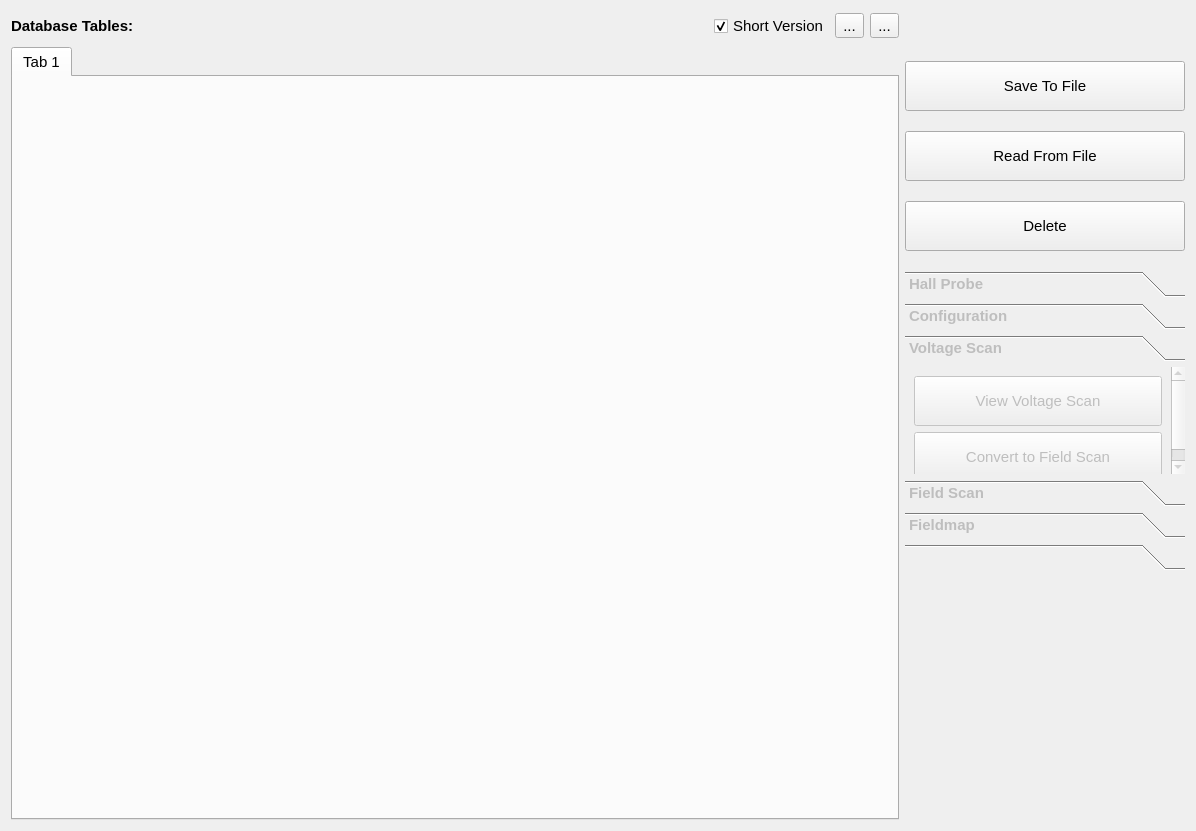
lnls-ima/hall-bench-control, file hallbench/gui/ui/databasewidget.ui: the form before one commit.
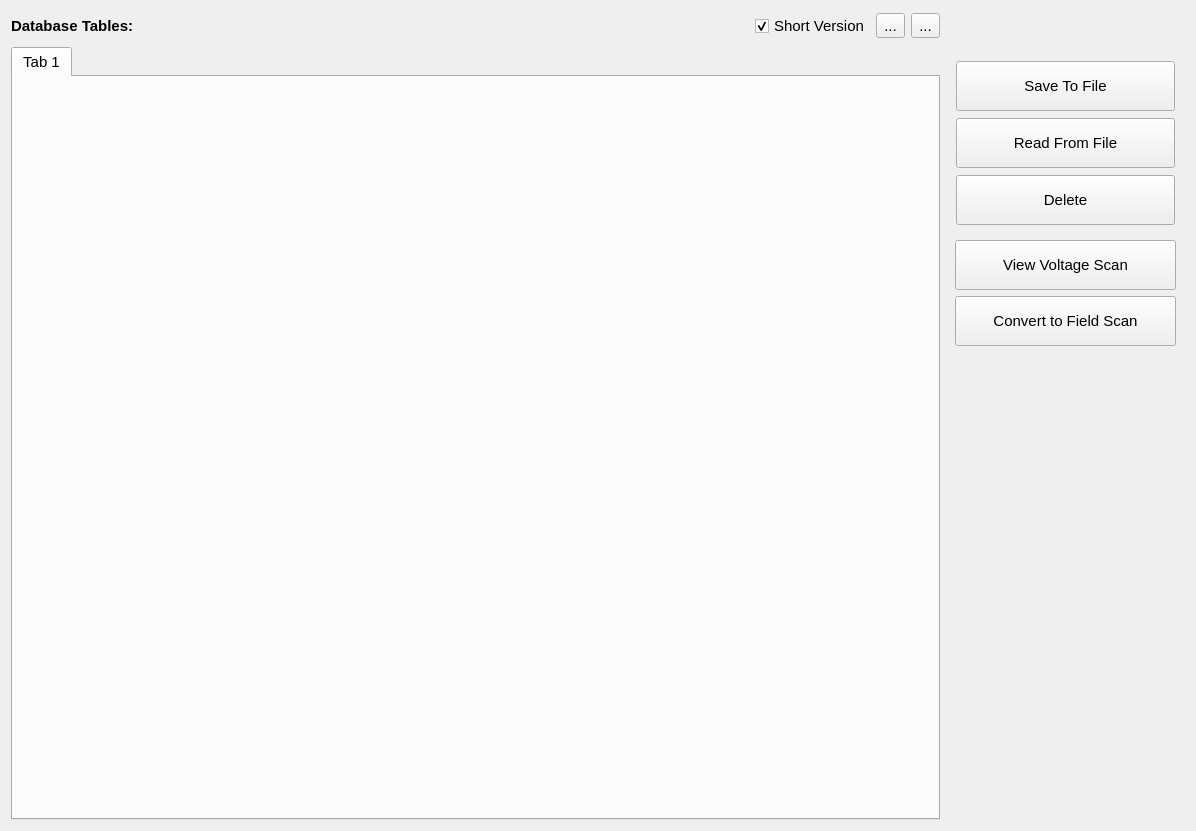
The form after the commit. The open tabs and pages were chosen to show the change. Icons and pictures are not drawn.

The edit to the form file:
```diff
--- a/hallbench/gui/ui/databasewidget.ui
+++ b/hallbench/gui/ui/databasewidget.ui
@@ -18,12 +18,95 @@
   <property name="windowTitle">
    <string>Database</string>
   </property>
-  <layout class="QGridLayout" name="gridLayout">
+  <layout class="QGridLayout" name="gridLayout_6">
+   <item row="0" column="0">
+    <layout class="QHBoxLayout" name="horizontalLayout">
+     <item>
+      <widget class="QLabel" name="label">
+       <property name="sizePolicy">
+        <sizepolicy hsizetype="Maximum" vsizetype="Maximum">
+         <horstretch>0</horstretch>
+         <verstretch>0</verstretch>
+        </sizepolicy>
+       </property>
+       <property name="minimumSize">
+        <size>
+         <width>0</width>
+         <height>30</height>
+        </size>
+       </property>
+       <property name="font">
+        <font>
+         <weight>75</weight>
+         <bold>true</bold>
+        </font>
+       </property>
+       <property name="text">
+        <string>Database Tables:</string>
+       </property>
+      </widget>
+     </item>
+     <item>
+      <spacer name="horizontalSpacer">
+       <property name="orientation">
+        <enum>Qt::Horizontal</enum>
+       </property>
+       <property name="sizeHint" stdset="0">
+        <size>
+         <width>40</width>
+         <height>20</height>
+        </size>
+       </property>
+      </spacer>
+     </item>
+     <item>
+      <widget class="QCheckBox" name="chb_short_version">
+       <property name="text">
+        <string>Short Version</string>
+       </property>
+       <property name="checked">
+        <bool>true</bool>
+       </property>
+      </widget>
+     </item>
+     <item>
+      <widget class="QToolButton" name="tbt_refresh">
+       <property name="text">
+        <string>...</string>
+       </property>
+       <property name="icon">
+        <iconset>
+         <normaloff>../../resources/img/refresh.svg</normaloff>../../resources/img/refresh.svg</iconset>
+       </property>
+       <property name="iconSize">
+        <size>
+         <width>24</width>
+         <height>24</height>
+        </size>
+       </property>
+      </widget>
+     </item>
+     <item>
+      <widget class="QToolButton" name="tbt_clear">
+       <property name="text">
+        <string>...</string>
+       </property>
+       <property name="icon">
+        <iconset>
+         <normaloff>../../resources/img/clear.svg</normaloff>../../resources/img/clear.svg</iconset>
+       </property>
+       <property name="iconSize">
+        <size>
+         <width>24</width>
+         <height>24</height>
+        </size>
+       </property>
+      </widget>
+     </item>
+    </layout>
+   </item>
    <item row="0" column="1" rowspan="2">
-    <layout class="QVBoxLayout" name="verticalLayout">
-     <property name="spacing">
-      <number>20</number>
-     </property>
+    <layout class="QVBoxLayout" name="verticalLayout_2">
      <item>
       <spacer name="verticalSpacer_3">
        <property name="orientation">
@@ -41,95 +124,107 @@
       </spacer>
      </item>
      <item>
-      <widget class="QPushButton" name="pbt_save">
-       <property name="minimumSize">
-        <size>
-         <width>0</width>
-         <height>50</height>
-        </size>
+      <layout class="QVBoxLayout" name="verticalLayout">
+       <property name="spacing">
+        <number>7</number>
        </property>
-       <property name="text">
-        <string>Save To File</string>
+       <property name="leftMargin">
+        <number>10</number>
        </property>
-       <property name="icon">
-        <iconset>
-         <normaloff>../../resources/img/save.png</normaloff>../../resources/img/save.png</iconset>
+       <property name="topMargin">
+        <number>0</number>
        </property>
-      </widget>
-     </item>
-     <item>
-      <widget class="QPushButton" name="pbt_read">
-       <property name="minimumSize">
-        <size>
-         <width>0</width>
-         <height>50</height>
-        </size>
+       <property name="rightMargin">
+        <number>10</number>
        </property>
-       <property name="text">
-        <string>Read From File</string>
+       <property name="bottomMargin">
+        <number>0</number>
        </property>
-       <property name="icon">
-        <iconset>
-         <normaloff>../../resources/img/database_add.png</normaloff>../../resources/img/database_add.png</iconset>
-       </property>
-      </widget>
+       <item>
+        <widget class="QPushButton" name="pbt_save">
+         <property name="minimumSize">
+          <size>
+           <width>0</width>
+           <height>50</height>
+          </size>
+         </property>
+         <property name="text">
+          <string>Save To File</string>
+         </property>
+         <property name="icon">
+          <iconset>
+           <normaloff>../../resources/img/save.svg</normaloff>../../resources/img/save.svg</iconset>
+         </property>
+         <property name="iconSize">
+          <size>
+           <width>24</width>
+           <height>24</height>
+          </size>
+         </property>
+        </widget>
+       </item>
+       <item>
+        <widget class="QPushButton" name="pbt_read">
+         <property name="minimumSize">
+          <size>
+           <width>0</width>
+           <height>50</height>
+          </size>
+         </property>
+         <property name="text">
+          <string>Read From File</string>
+         </property>
+         <property name="icon">
+          <iconset>
+           <normaloff>../../resources/img/database_plus.svg</normaloff>../../resources/img/database_plus.svg</iconset>
+         </property>
+         <property name="iconSize">
+          <size>
+           <width>24</width>
+           <height>24</height>
+          </size>
+         </property>
+        </widget>
+       </item>
+       <item>
+        <widget class="QPushButton" name="pbt_delete">
+         <property name="minimumSize">
+          <size>
+           <width>0</width>
+           <height>50</height>
+          </size>
+         </property>
+         <property name="text">
+          <string>Delete</string>
+         </property>
+         <property name="icon">
+          <iconset>
+           <normaloff>../../resources/img/close.svg</normaloff>../../resources/img/close.svg</iconset>
+         </property>
+         <property name="iconSize">
+          <size>
+           <width>24</width>
+           <height>24</height>
+          </size>
+         </property>
+        </widget>
+       </item>
+      </layout>
      </item>
      <item>
-      <widget class="QPushButton" name="pbt_delete">
-       <property name="minimumSize">
-        <size>
-         <width>0</width>
-         <height>50</height>
-        </size>
-       </property>
-       <property name="text">
-        <string>Delete</string>
-       </property>
-       <property name="icon">
-        <iconset>
-         <normaloff>../../resources/img/delete.png</normaloff>../../resources/img/delete.png</iconset>
-       </property>
-      </widget>
-     </item>
-     <item>
-      <widget class="QToolBox" name="buttons_tbx">
-       <property name="enabled">
-        <bool>false</bool>
-       </property>
+      <widget class="QStackedWidget" name="stw_buttons">
        <property name="sizePolicy">
         <sizepolicy hsizetype="Maximum" vsizetype="Preferred">
          <horstretch>0</horstretch>
          <verstretch>0</verstretch>
         </sizepolicy>
        </property>
-       <property name="minimumSize">
-        <size>
-         <width>280</width>
-         <height>0</height>
-        </size>
-       </property>
-       <property name="font">
-        <font>
-         <weight>75</weight>
-         <bold>true</bold>
-        </font>
-       </property>
        <property name="currentIndex">
-        <number>5</number>
+        <number>0</number>
        </property>
+       <widget class="QWidget" name="pg_empty"/>
        <widget class="QWidget" name="pg_hall_probe">
-        <property name="geometry">
-         <rect>
-          <x>0</x>
-          <y>0</y>
-          <width>280</width>
-          <height>69</height>
-         </rect>
-        </property>
-        <attribute name="label">
-         <string>Hall Probe</string>
-        </attribute>
-        <layout class="QGridLayout" name="gridLayout_10">
+        <layout class="QGridLayout" name="gridLayout">
          <item row="0" column="0">
           <widget class="QPushButton" name="pbt_view_hall_probe">
            <property name="minimumSize">
@@ -149,35 +244,37 @@
            </property>
            <property name="icon">
             <iconset>
-             <normaloff>../../resources/img/search.png</normaloff>../../resources/img/search.png</iconset>
+             <normaloff>../../resources/img/search.svg</normaloff>../../resources/img/search.svg</iconset>
            </property>
            <property name="iconSize">
             <size>
-             <width>20</width>
-             <height>20</height>
+             <width>24</width>
+             <height>24</height>
             </size>
            </property>
           </widget>
          </item>
+         <item row="1" column="0">
+          <spacer name="verticalSpacer_2">
+           <property name="orientation">
+            <enum>Qt::Vertical</enum>
+           </property>
+           <property name="sizeHint" stdset="0">
+            <size>
+             <width>20</width>
+             <height>40</height>
+            </size>
+           </property>
+          </spacer>
+         </item>
         </layout>
        </widget>
        <widget class="QWidget" name="pg_configuration">
-        <property name="geometry">
-         <rect>
-          <x>0</x>
-          <y>0</y>
-          <width>280</width>
-          <height>69</height>
-         </rect>
-        </property>
-        <attribute name="label">
-         <string>Configuration</string>
-        </attribute>
-        <layout class="QGridLayout" name="gridLayout_4">
+        <layout class="QGridLayout" name="gridLayout_2">
          <item row="0" column="0">
           <widget class="QPushButton" name="pbt_remove_unused_configurations">
            <property name="enabled">
-            <bool>false</bool>
+            <bool>true</bool>
            </property>
            <property name="minimumSize">
             <size>
@@ -196,60 +293,33 @@
            </property>
            <property name="icon">
             <iconset>
-             <normaloff>../../resources/img/clear.png</normaloff>../../resources/img/clear.png</iconset>
+             <normaloff>../../resources/img/clear.svg</normaloff>../../resources/img/clear.svg</iconset>
            </property>
            <property name="iconSize">
             <size>
-             <width>20</width>
-             <height>20</height>
+             <width>24</width>
+             <height>24</height>
             </size>
            </property>
           </widget>
          </item>
+         <item row="1" column="0">
+          <spacer name="verticalSpacer_4">
+           <property name="orientation">
+            <enum>Qt::Vertical</enum>
+           </property>
+           <property name="sizeHint" stdset="0">
+            <size>
+             <width>20</width>
+             <height>40</height>
+            </size>
+           </property>
+          </spacer>
+         </item>
         </layout>
        </widget>
        <widget class="QWidget" name="pg_voltage_scan">
-        <property name="geometry">
-         <rect>
-          <x>0</x>
-          <y>0</y>
-          <width>263</width>
-          <height>124</height>
-         </rect>
-        </property>
-        <attribute name="label">
-         <string>Voltage Scan</string>
-        </attribute>
-        <layout class="QGridLayout" name="gridLayout_2">
-         <item row="0" column="0">
-          <widget class="QPushButton" name="pbt_view_voltage_scan">
-           <property name="minimumSize">
-            <size>
-             <width>0</width>
-             <height>50</height>
-            </size>
-           </property>
-           <property name="font">
-            <font>
-             <weight>50</weight>
-             <bold>false</bold>
-            </font>
-           </property>
-           <property name="text">
-            <string>View Voltage Scan</string>
-           </property>
-           <property name="icon">
-            <iconset>
-             <normaloff>../../resources/img/curve.png</normaloff>../../resources/img/curve.png</iconset>
-           </property>
-           <property name="iconSize">
-            <size>
-             <width>20</width>
-             <height>20</height>
-            </size>
-           </property>
-          </widget>
-         </item>
+        <layout class="QGridLayout" name="gridLayout_3">
          <item row="1" column="0">
           <widget class="QPushButton" name="pbt_convert_to_field_scan">
            <property name="minimumSize">
@@ -269,60 +339,62 @@
            </property>
            <property name="icon">
             <iconset>
-             <normaloff>../../resources/img/Send.png</normaloff>../../resources/img/Send.png</iconset>
+             <normaloff>../../resources/img/send.svg</normaloff>../../resources/img/send.svg</iconset>
            </property>
            <property name="iconSize">
+            <size>
+             <width>24</width>
+             <height>24</height>
+            </size>
+           </property>
+          </widget>
+         </item>
+         <item row="0" column="0">
+          <widget class="QPushButton" name="pbt_view_voltage_scan">
+           <property name="minimumSize">
+            <size>
+             <width>0</width>
+             <height>50</height>
+            </size>
+           </property>
+           <property name="font">
+            <font>
+             <weight>50</weight>
+             <bold>false</bold>
+            </font>
+           </property>
+           <property name="text">
+            <string>View Voltage Scan</string>
+           </property>
+           <property name="icon">
+            <iconset>
+             <normaloff>../../resources/img/search.svg</normaloff>../../resources/img/search.svg</iconset>
+           </property>
+           <property name="iconSize">
+            <size>
+             <width>24</width>
+             <height>24</height>
+            </size>
+           </property>
+          </widget>
+         </item>
+         <item row="2" column="0">
+          <spacer name="verticalSpacer_5">
+           <property name="orientation">
+            <enum>Qt::Vertical</enum>
+           </property>
+           <property name="sizeHint" stdset="0">
             <size>
              <width>20</width>
-             <height>20</height>
+             <height>40</height>
             </size>
            </property>
-          </widget>
+          </spacer>
          </item>
         </layout>
        </widget>
        <widget class="QWidget" name="pg_field_scan">
-        <property name="geometry">
-         <rect>
-          <x>0</x>
-          <y>0</y>
-          <width>263</width>
-          <height>124</height>
-         </rect>
-        </property>
-        <attribute name="label">
-         <string>Field Scan</string>
-        </attribute>
-        <layout class="QGridLayout" name="gridLayout_3">
-         <item row="0" column="0">
-          <widget class="QPushButton" name="pbt_view_field_scan">
-           <property name="minimumSize">
-            <size>
-             <width>0</width>
-             <height>50</height>
-            </size>
-           </property>
-           <property name="font">
-            <font>
-             <weight>50</weight>
-             <bold>false</bold>
-            </font>
-           </property>
-           <property name="text">
-            <string>View Field Scan</string>
-           </property>
-           <property name="icon">
-            <iconset>
-             <normaloff>../../resources/img/curve.png</normaloff>../../resources/img/curve.png</iconset>
-           </property>
-           <property name="iconSize">
-            <size>
-             <width>20</width>
-             <height>20</height>
-            </size>
-           </property>
-          </widget>
-         </item>
+        <layout class="QGridLayout" name="gridLayout_4">
          <item row="1" column="0">
           <widget class="QPushButton" name="pbt_create_fieldmap">
            <property name="minimumSize">
@@ -342,35 +414,66 @@
            </property>
            <property name="icon">
             <iconset>
-             <normaloff>../../resources/img/map.png</normaloff>../../resources/img/map.png</iconset>
+             <normaloff>../../resources/img/map_plus.svg</normaloff>../../resources/img/map_plus.svg</iconset>
            </property>
            <property name="iconSize">
+            <size>
+             <width>24</width>
+             <height>24</height>
+            </size>
+           </property>
+          </widget>
+         </item>
+         <item row="0" column="0">
+          <widget class="QPushButton" name="pbt_view_field_scan">
+           <property name="minimumSize">
+            <size>
+             <width>0</width>
+             <height>50</height>
+            </size>
+           </property>
+           <property name="font">
+            <font>
+             <weight>50</weight>
+             <bold>false</bold>
+            </font>
+           </property>
+           <property name="text">
+            <string>View Field Scan</string>
+           </property>
+           <property name="icon">
+            <iconset>
+             <normaloff>../../resources/img/search.svg</normaloff>../../resources/img/search.svg</iconset>
+           </property>
+           <property name="iconSize">
+            <size>
+             <width>24</width>
+             <height>24</height>
+            </size>
+           </property>
+          </widget>
+         </item>
+         <item row="2" column="0">
+          <spacer name="verticalSpacer_6">
+           <property name="orientation">
+            <enum>Qt::Vertical</enum>
+           </property>
+           <property name="sizeHint" stdset="0">
             <size>
              <width>20</width>
-             <height>20</height>
+             <height>40</height>
             </size>
            </property>
-          </widget>
+          </spacer>
          </item>
         </layout>
        </widget>
        <widget class="QWidget" name="pg_fieldmap">
-        <property name="geometry">
-         <rect>
-          <x>0</x>
-          <y>0</y>
-          <width>280</width>
-          <height>69</height>
-         </rect>
-        </property>
-        <attribute name="label">
-         <string>Fieldmap</string>
-        </attribute>
-        <layout class="QGridLayout" name="gridLayout_6">
+        <layout class="QGridLayout" name="gridLayout_5">
          <item row="0" column="0">
           <widget class="QPushButton" name="pbt_view_fieldmap">
            <property name="enabled">
-            <bool>false</bool>
+            <bool>true</bool>
            </property>
            <property name="minimumSize">
             <size>
@@ -389,133 +492,31 @@
            </property>
            <property name="icon">
             <iconset>
-             <normaloff>../../resources/img/search.png</normaloff>../../resources/img/search.png</iconset>
+             <normaloff>../../resources/img/search.svg</normaloff>../../resources/img/search.svg</iconset>
            </property>
            <property name="iconSize">
             <size>
-             <width>20</width>
-             <height>20</height>
+             <width>24</width>
+             <height>24</height>
             </size>
            </property>
           </widget>
          </item>
+         <item row="1" column="0">
+          <spacer name="verticalSpacer_7">
+           <property name="orientation">
+            <enum>Qt::Vertical</enum>
+           </property>
+           <property name="sizeHint" stdset="0">
+            <size>
+             <width>20</width>
+             <height>40</height>
+            </size>
+           </property>
+          </spacer>
+         </item>
         </layout>
        </widget>
-       <widget class="QWidget" name="pg_empty">
-        <property name="geometry">
-         <rect>
-          <x>0</x>
-          <y>0</y>
-          <width>280</width>
-          <height>69</height>
-         </rect>
-        </property>
-        <attribute name="label">
-         <string/>
-        </attribute>
-       </widget>
-      </widget>
-     </item>
-     <item>
-      <spacer name="verticalSpacer">
-       <property name="orientation">
-        <enum>Qt::Vertical</enum>
-       </property>
-       <property name="sizeType">
-        <enum>QSizePolicy::Fixed</enum>
-       </property>
-       <property name="sizeHint" stdset="0">
-        <size>
-         <width>20</width>
-         <height>250</height>
-        </size>
-       </property>
-      </spacer>
-     </item>
-    </layout>
-   </item>
-   <item row="0" column="0">
-    <layout class="QHBoxLayout" name="horizontalLayout">
-     <item>
-      <widget class="QLabel" name="label">
-       <property name="sizePolicy">
-        <sizepolicy hsizetype="Maximum" vsizetype="Maximum">
-         <horstretch>0</horstretch>
-         <verstretch>0</verstretch>
-        </sizepolicy>
-       </property>
-       <property name="minimumSize">
-        <size>
-         <width>0</width>
-         <height>30</height>
-        </size>
-       </property>
-       <property name="font">
-        <font>
-         <weight>75</weight>
-         <bold>true</bold>
-        </font>
-       </property>
-       <property name="text">
-        <string>Database Tables:</string>
-       </property>
-      </widget>
-     </item>
-     <item>
-      <spacer name="horizontalSpacer">
-       <property name="orientation">
-        <enum>Qt::Horizontal</enum>
-       </property>
-       <property name="sizeHint" stdset="0">
-        <size>
-         <width>40</width>
-         <height>20</height>
-        </size>
-       </property>
-      </spacer>
-     </item>
-     <item>
-      <widget class="QCheckBox" name="chb_short_version">
-       <property name="text">
-        <string>Short Version</string>
-       </property>
-       <property name="checked">
-        <bool>true</bool>
-       </property>
-      </widget>
-     </item>
-     <item>
-      <widget class="QToolButton" name="tbt_refresh">
-       <property name="text">
-        <string>...</string>
-       </property>
-       <property name="icon">
-        <iconset>
-         <normaloff>../../resources/img/refresh.png</normaloff>../../resources/img/refresh.png</iconset>
-       </property>
-       <property name="iconSize">
-        <size>
-         <width>24</width>
-         <height>24</height>
-        </size>
-       </property>
-      </widget>
-     </item>
-     <item>
-      <widget class="QToolButton" name="tbt_clear">
-       <property name="text">
-        <string>...</string>
-       </property>
-       <property name="icon">
-        <iconset>
-         <normaloff>../../resources/img/clear.png</normaloff>../../resources/img/clear.png</iconset>
-       </property>
-       <property name="iconSize">
-        <size>
-         <width>24</width>
-         <height>24</height>
-        </size>
-       </property>
       </widget>
      </item>
     </layout>
```
Left out of the diff: 7 changed lines with no effect on the pictures.
